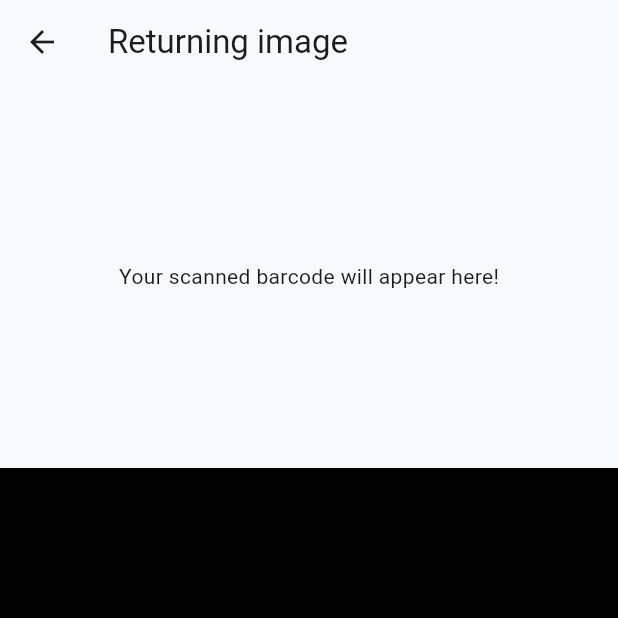
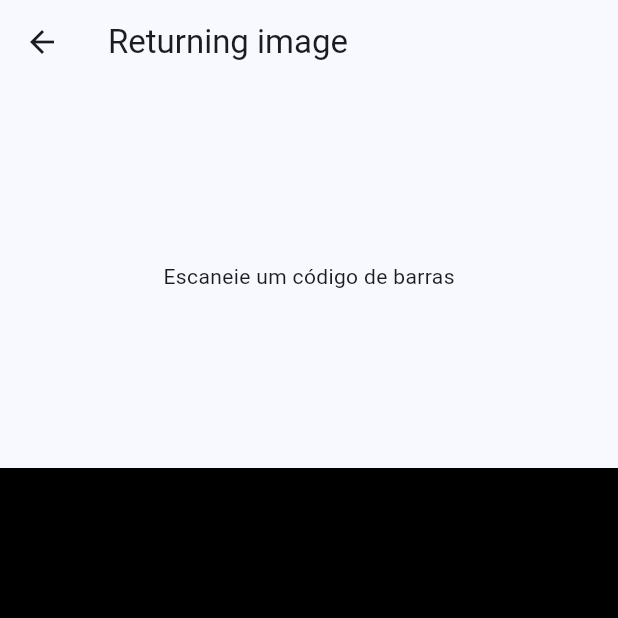
Before and after one commit to manuluzz/CarrinhoDeSupermercado, a Flutter app: the BarcodeScannerReturningImage screen opened directly, on a phone screen of 412 x 824 dp, the top half of it. Run offline on Flutter 3.47's test engine with Material 3 defaults, Android fonts, the phone set to English and light mode, and no system bars; our stand-ins replace flutter_bluetooth_serial, flutter_gemini, image_picker, permission_handler, plugin_platform_interface, web; missing offline and left inert: dart:js_interop, dart:ui_web.

Commit message:
integração com leitor e balança funcionando corretamente

```diff
--- a/lib/scanner/barcode_scanner_returning_image.dart
+++ b/lib/scanner/barcode_scanner_returning_image.dart
@@ -16,10 +16,9 @@ class BarcodeScannerReturningImage extends StatefulWidget {
 class _BarcodeScannerReturningImageState
     extends State<BarcodeScannerReturningImage> {
   final MobileScannerController controller = MobileScannerController(
-  facing: CameraFacing.back,  // Garante que está usando a câmera traseira
+    facing: CameraFacing.back, // Garante que está usando a câmera traseira
     detectionSpeed: DetectionSpeed.noDuplicates,
   );
-
 
   @override
   Widget build(BuildContext context) {
@@ -32,50 +31,16 @@ class _BarcodeScannerReturningImageState
               child: StreamBuilder<BarcodeCapture>(
                 stream: controller.barcodes,
                 builder: (context, snapshot) {
-                  final barcode = snapshot.data;
+                  final barcodeData = snapshot.data?.barcodes.firstOrNull;
 
-                  if (barcode == null) {
-                    return const Center(
-                      child: Text(
-                        'Your scanned barcode will appear here!',
-                      ),
-                    );
+                  // Delaying the navigation until after the widget build phase is complete
+                  if (barcodeData != null) {
+                    WidgetsBinding.instance.addPostFrameCallback((_) {
+                      Navigator.pop(context, barcodeData.rawValue);
+                    });
                   }
 
-                  final barcodeImage = barcode.image;
-
-                  if (barcodeImage == null) {
-                    return const Center(
-                      child: Text('No image for this barcode.'),
-                    );
-                  }
-
-                  return Image.memory(
-                    barcodeImage,
-                    fit: BoxFit.contain,
-                    errorBuilder: (context, error, stackTrace) {
-                      return Center(
-                        child: Text('Could not decode image bytes. $error'),
-                      );
-                    },
-                    frameBuilder: (
-                      BuildContext context,
-                      Widget child,
-                      int? frame,
-                      bool? wasSynchronouslyLoaded,
-                    ) {
-                      if (wasSynchronouslyLoaded == true || frame != null) {
-                        return Transform.rotate(
-                          angle: 90 * pi / 180,
-                          child: child,
-                        );
-                      }
-
-                      return const Center(
-                        child: CircularProgressIndicator(),
-                      );
-                    },
-                  );
+                  return const Center(child: Text('Escaneie um código de barras'));
                 },
               ),
             ),
@@ -96,7 +61,6 @@ class _BarcodeScannerReturningImageState
                         return MobileScanner(controller: controller);
                       },
                     ),
-
                     Align(
                       alignment: Alignment.bottomCenter,
                       child: Container(
@@ -107,9 +71,7 @@ class _BarcodeScannerReturningImageState
                           mainAxisAlignment: MainAxisAlignment.spaceEvenly,
                           children: [
                             ToggleFlashlightButton(controller: controller),
-                            StartStopMobileScannerButton(
-                              controller: controller,
-                            ),
+                            StartStopMobileScannerButton(controller: controller),
                             Expanded(
                               child: Center(
                                 child: ScannedBarcodeLabel(
--- a/pubspec.yaml
+++ b/pubspec.yaml
@@ -46,6 +46,7 @@ dependencies:
   # The following adds the Cupertino Icons font to your application.
   # Use with the CupertinoIcons class for iOS style icons.
   cupertino_icons: ^1.0.8
+  permission_handler: ^11.3.1
 
 dev_dependencies:
   flutter_test:
```
Also changed, not shown: lib/pdv_screen.dart (+6 -2 lines), lib/tela_pesagem.dart (+19 -0 lines), pubspec.lock, 3 other files. Lines whose indentation alone changed are shown as unchanged.
